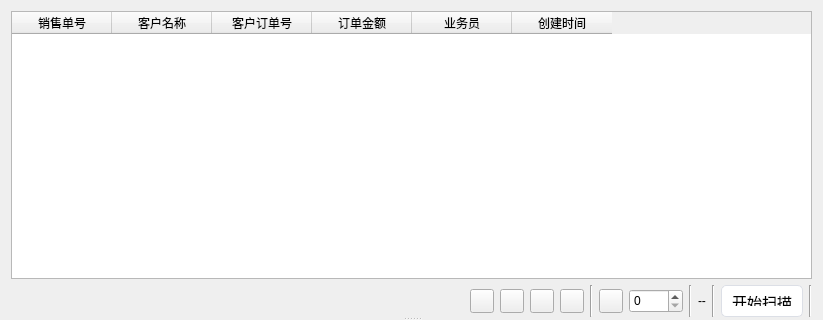
This is ui/task_frame.ui in izerui/scanrun as Qt 5 draws it before an edit; both pictures show x 0 to 823 and y 0 to 320 of the 823 by 574 pixel window. The edited form follows.
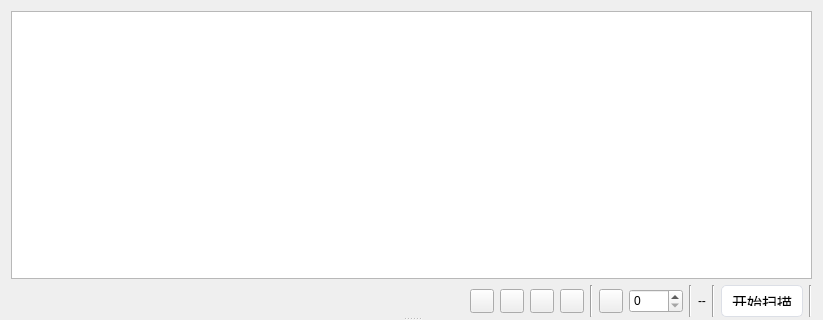
This is the edited form. Icons and pictures are not drawn.

```diff
--- a/ui/task_frame.ui
+++ b/ui/task_frame.ui
@@ -40,47 +40,7 @@
      <widget class="QWidget" name="verticalLayoutWidget">
       <layout class="QVBoxLayout" name="verticalLayout">
        <item>
-        <widget class="QTableWidget" name="tableWidget">
-         <property name="autoScroll">
-          <bool>true</bool>
-         </property>
-         <property name="selectionMode">
-          <enum>QAbstractItemView::SingleSelection</enum>
-         </property>
-         <property name="selectionBehavior">
-          <enum>QAbstractItemView::SelectRows</enum>
-         </property>
-         <column>
-          <property name="text">
-           <string comment="方法" extracomment="飞飞飞">销售单号</string>
-          </property>
-         </column>
-         <column>
-          <property name="text">
-           <string>客户名称</string>
-          </property>
-         </column>
-         <column>
-          <property name="text">
-           <string>客户订单号</string>
-          </property>
-         </column>
-         <column>
-          <property name="text">
-           <string>订单金额</string>
-          </property>
-         </column>
-         <column>
-          <property name="text">
-           <string>业务员</string>
-          </property>
-         </column>
-         <column>
-          <property name="text">
-           <string>创建时间</string>
-          </property>
-         </column>
-        </widget>
+        <widget class="QTableView" name="tableView"/>
        </item>
        <item>
         <widget class="QWidget" name="widget_2" native="true">
```
Left out of the diff: 72 changed lines with no effect on the pictures.
